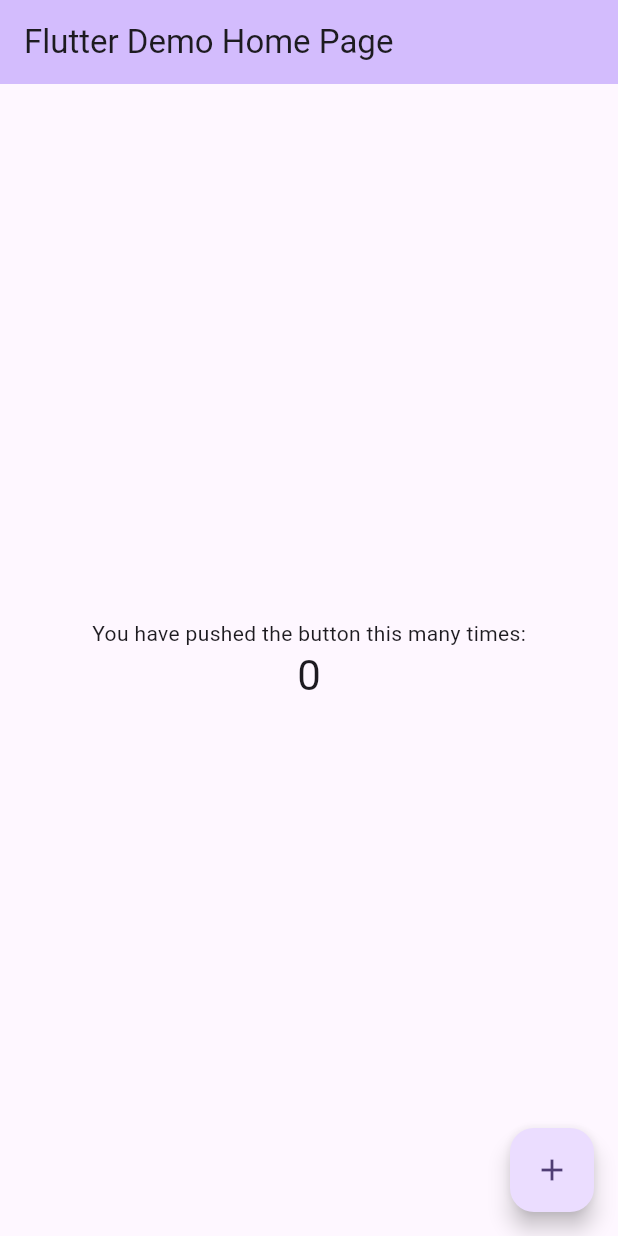
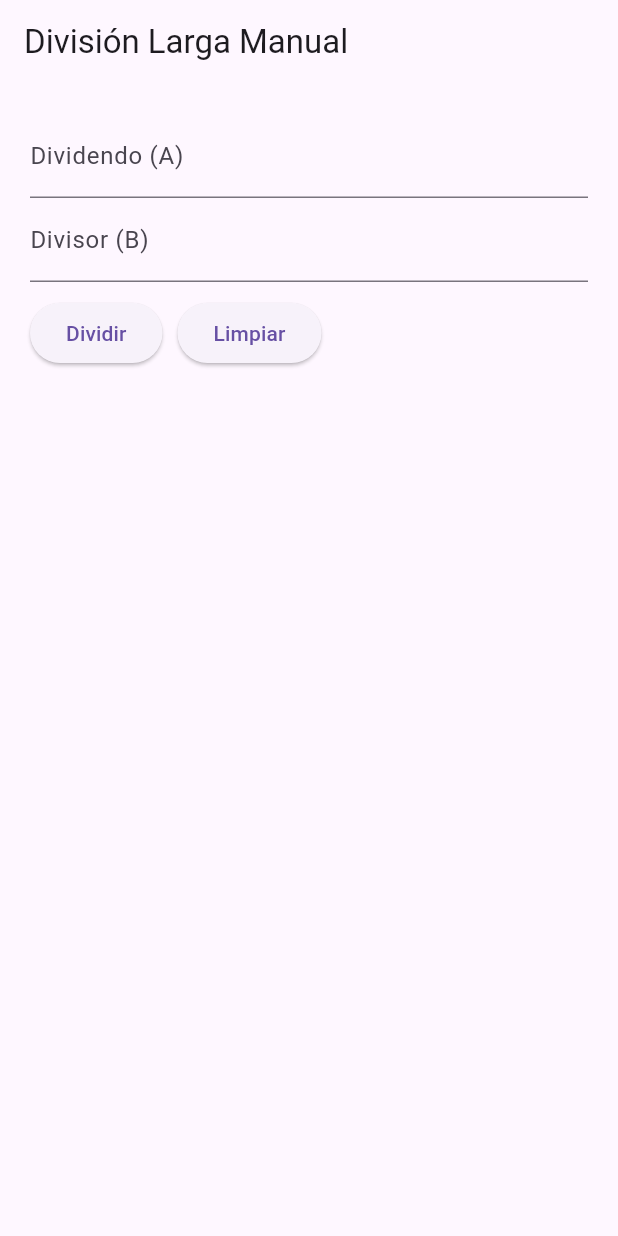
Before and after one commit to itzsebas121/DivisionMano, a Flutter app: the screen it shows after launch, on a phone screen of 412 x 824 dp. Run offline on Flutter 3.47's test engine with Material 3 defaults, Android fonts, the phone set to English and light mode, and no system bars.

Commit message:
App finishim

```diff
--- a/lib/main.dart
+++ b/lib/main.dart
@@ -1,122 +1,207 @@
+// Flutter code for drawing long division like on paper with step-by-step process including decimals
 import 'package:flutter/material.dart';
 
-void main() {
-  runApp(const MyApp());
-}
+void main() => runApp(LongDivisionApp());
 
-class MyApp extends StatelessWidget {
-  const MyApp({super.key});
-
-  // This widget is the root of your application.
+class LongDivisionApp extends StatelessWidget {
   @override
   Widget build(BuildContext context) {
     return MaterialApp(
-      title: 'Flutter Demo',
-      theme: ThemeData(
-        // This is the theme of your application.
-        //
-        // TRY THIS: Try running your application with "flutter run". You'll see
-        // the application has a purple toolbar. Then, without quitting the app,
-        // try changing the seedColor in the colorScheme below to Colors.green
-        // and then invoke "hot reload" (save your changes or press the "hot
-        // reload" button in a Flutter-supported IDE, or press "r" if you used
-        // the command line to start the app).
-        //
-        // Notice that the counter didn't reset back to zero; the application
-        // state is not lost during the reload. To reset the state, use hot
-        // restart instead.
-        //
-        // This works for code too, not just values: Most code changes can be
-        // tested with just a hot reload.
-        colorScheme: ColorScheme.fromSeed(seedColor: Colors.deepPurple),
-      ),
-      home: const MyHomePage(title: 'Flutter Demo Home Page'),
+      title: 'División Larga',
+      home: DivisionInputPage(),
     );
   }
 }
 
-class MyHomePage extends StatefulWidget {
-  const MyHomePage({super.key, required this.title});
-
-  // This widget is the home page of your application. It is stateful, meaning
-  // that it has a State object (defined below) that contains fields that affect
-  // how it looks.
-
-  // This class is the configuration for the state. It holds the values (in this
-  // case the title) provided by the parent (in this case the App widget) and
-  // used by the build method of the State. Fields in a Widget subclass are
-  // always marked "final".
-
-  final String title;
-
+class DivisionInputPage extends StatefulWidget {
   @override
-  State<MyHomePage> createState() => _MyHomePageState();
+  _DivisionInputPageState createState() => _DivisionInputPageState();
 }
 
-class _MyHomePageState extends State<MyHomePage> {
-  int _counter = 0;
+class _DivisionInputPageState extends State<DivisionInputPage> {
+  final TextEditingController _dividendoController = TextEditingController();
+  final TextEditingController _divisorController = TextEditingController();
+  String? _dividendo;
+  String? _divisor;
 
-  void _incrementCounter() {
+  void _startDivision() {
     setState(() {
-      // This call to setState tells the Flutter framework that something has
-      // changed in this State, which causes it to rerun the build method below
-      // so that the display can reflect the updated values. If we changed
-      // _counter without calling setState(), then the build method would not be
-      // called again, and so nothing would appear to happen.
-      _counter++;
+      _dividendo = _dividendoController.text;
+      _divisor = _divisorController.text;
+    });
+  }
+
+  void _reset() {
+    setState(() {
+      _dividendoController.clear();
+      _divisorController.clear();
+      _dividendo = null;
+      _divisor = null;
     });
   }
 
   @override
   Widget build(BuildContext context) {
-    // This method is rerun every time setState is called, for instance as done
-    // by the _incrementCounter method above.
-    //
-    // The Flutter framework has been optimized to make rerunning build methods
-    // fast, so that you can just rebuild anything that needs updating rather
-    // than having to individually change instances of widgets.
     return Scaffold(
-      appBar: AppBar(
-        // TRY THIS: Try changing the color here to a specific color (to
-        // Colors.amber, perhaps?) and trigger a hot reload to see the AppBar
-        // change color while the other colors stay the same.
-        backgroundColor: Theme.of(context).colorScheme.inversePrimary,
-        // Here we take the value from the MyHomePage object that was created by
-        // the App.build method, and use it to set our appbar title.
-        title: Text(widget.title),
-      ),
-      body: Center(
-        // Center is a layout widget. It takes a single child and positions it
-        // in the middle of the parent.
+      appBar: AppBar(title: Text('División Larga Manual')),
+      body: Padding(
+        padding: const EdgeInsets.all(20.0),
         child: Column(
-          // Column is also a layout widget. It takes a list of children and
-          // arranges them vertically. By default, it sizes itself to fit its
-          // children horizontally, and tries to be as tall as its parent.
-          //
-          // Column has various properties to control how it sizes itself and
-          // how it positions its children. Here we use mainAxisAlignment to
-          // center the children vertically; the main axis here is the vertical
-          // axis because Columns are vertical (the cross axis would be
-          // horizontal).
-          //
-          // TRY THIS: Invoke "debug painting" (choose the "Toggle Debug Paint"
-          // action in the IDE, or press "p" in the console), to see the
-          // wireframe for each widget.
-          mainAxisAlignment: MainAxisAlignment.center,
-          children: <Widget>[
-            const Text('You have pushed the button this many times:'),
-            Text(
-              '$_counter',
-              style: Theme.of(context).textTheme.headlineMedium,
+          children: [
+            TextField(
+              controller: _dividendoController,
+              decoration: InputDecoration(labelText: 'Dividendo (A)'),
+              keyboardType: TextInputType.number,
             ),
+            TextField(
+              controller: _divisorController,
+              decoration: InputDecoration(labelText: 'Divisor (B)'),
+              keyboardType: TextInputType.number,
+            ),
+            SizedBox(height: 10),
+            Row(
+              children: [
+                ElevatedButton(
+                  onPressed: _startDivision,
+                  child: Text('Dividir'),
+                ),
+                SizedBox(width: 10),
+                ElevatedButton(
+                  onPressed: _reset,
+                  child: Text('Limpiar'),
+                ),
+              ],
+            ),
+            SizedBox(height: 20),
+            if (_dividendo != null && _divisor != null)
+              Expanded(
+                child: InteractiveViewer(
+                  child: CustomPaint(
+                    painter: LongDivisionPainter(
+                      dividendo: _dividendo!,
+                      divisor: _divisor!,
+                    ),
+                    size: Size(1500, 1000),
+                  ),
+                ),
+              ),
           ],
         ),
       ),
-      floatingActionButton: FloatingActionButton(
-        onPressed: _incrementCounter,
-        tooltip: 'Increment',
-        child: const Icon(Icons.add),
-      ), // This trailing comma makes auto-formatting nicer for build methods.
     );
   }
 }
+
+class LongDivisionPainter extends CustomPainter {
+  final String dividendo;
+  final String divisor;
+  final double fontSize = 22;
+  final double padding = 30;
+
+  LongDivisionPainter({required this.dividendo, required this.divisor});
+
+  void drawText(Canvas canvas, String text, double x, double y) {
+    final tp = TextPainter(
+      text: TextSpan(
+        text: text,
+        style: TextStyle(fontSize: fontSize, color: Colors.black),
+      ),
+      textDirection: TextDirection.ltr,
+    );
+    tp.layout();
+    tp.paint(canvas, Offset(x, y));
+  }
+
+  @override
+  void paint(Canvas canvas, Size size) {
+    final paintLine = Paint()
+      ..color = Colors.black
+      ..strokeWidth = 2;
+
+    try {
+      BigInt a = BigInt.parse(dividendo);
+      BigInt b = BigInt.parse(divisor);
+
+      int xOffset = padding.toInt();
+      int yOffset = padding.toInt();
+      int cursorX = xOffset;
+      int stepY = yOffset + 80;
+
+      String cociente = '';
+      String actual = '';
+
+      int i = 0;
+      bool started = false;
+      while (i < dividendo.length || (actual != '0' && cociente.length < 30)) {
+        if (i < dividendo.length) {
+          actual += dividendo[i];
+          i++;
+        } else {
+          if (!cociente.contains('.')) {
+            cociente += '.';
+          }
+          actual += '0';
+        }
+
+        BigInt actualNum = BigInt.parse(actual);
+        if (actualNum >= b) {
+          BigInt div = actualNum ~/ b;
+          BigInt mult = div * b;
+          BigInt newResto = actualNum - mult;
+
+          cociente += div.toString();
+
+          drawText(canvas, actualNum.toString(), cursorX.toDouble(), stepY.toDouble());
+          drawText(canvas, '-' + mult.toString(), cursorX.toDouble(), stepY.toDouble() + fontSize);
+
+          canvas.drawLine(
+            Offset(cursorX.toDouble(), stepY.toDouble() + fontSize * 2),
+            Offset(cursorX.toDouble() + mult.toString().length * fontSize * 0.6 + 10, stepY.toDouble() + fontSize * 2),
+            paintLine,
+          );
+
+          stepY += 3 * fontSize.toInt();
+          actual = newResto.toString();
+          if (actual == '0') actual = '';
+
+          cursorX += (div.toString().length * fontSize * 0.6).toInt() + 10;
+          started = true;
+        } else {
+          if (started) {
+            cociente += '0';
+            cursorX += (fontSize * 0.6).toInt();
+          }
+        }
+      }
+
+      double divisionLineX = xOffset + dividendo.length * fontSize * 0.6 + 30;
+
+      // Draw top layout: dividend | divisor
+      drawText(canvas, dividendo, xOffset.toDouble(), yOffset.toDouble());
+      drawText(canvas, '', divisionLineX, yOffset.toDouble());
+      drawText(canvas, divisor, divisionLineX + fontSize, yOffset.toDouble());
+
+      // Vertical line of division
+      canvas.drawLine(
+        Offset(divisionLineX, yOffset.toDouble()),
+        Offset(divisionLineX, yOffset + fontSize + 10),
+        paintLine,
+      );
+
+      // Horizontal line under divisor and result
+      canvas.drawLine(
+        Offset(divisionLineX, yOffset + fontSize + 10),
+        Offset(divisionLineX + cociente.length * fontSize * 0.6 + fontSize, yOffset + fontSize + 10),
+        paintLine,
+      );
+
+      // Result above the division bar
+      drawText(canvas, cociente, divisionLineX + fontSize, yOffset - fontSize - 10);
+    } catch (e) {
+      drawText(canvas, 'Error: Entrada inválida', padding, padding);
+    }
+  }
+
+  @override
+  bool shouldRepaint(CustomPainter oldDelegate) => true;
+}
```
